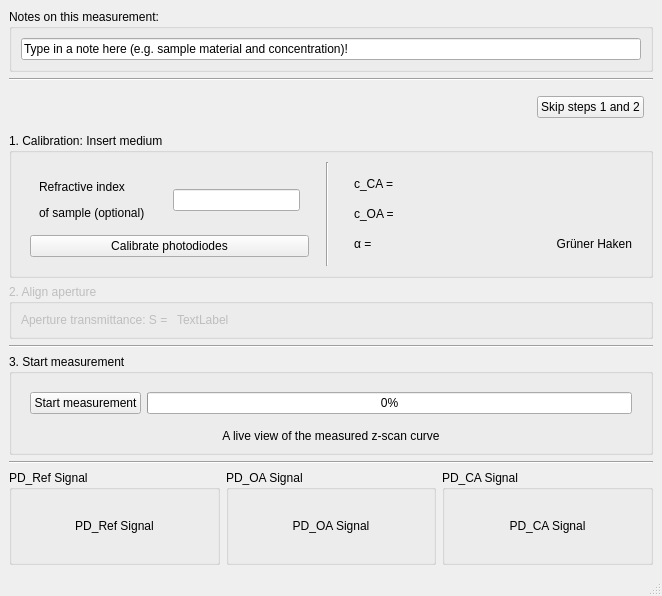
The window that gui_design/design.ui (FabianKonig/zScanMeasurementManager) describes before a commit, drawn with Qt 5.
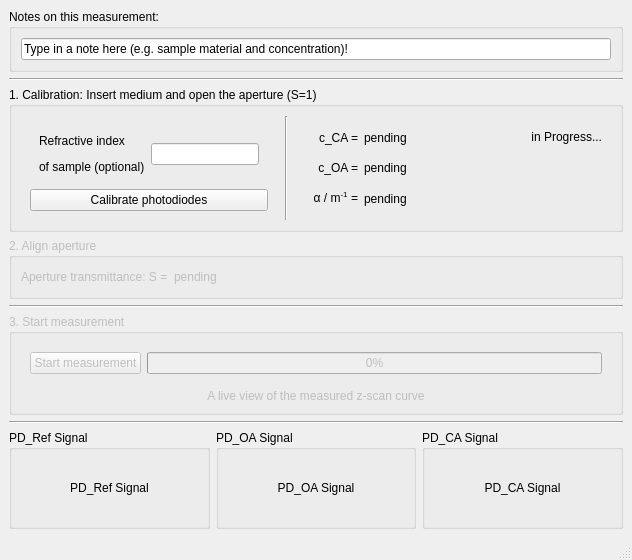
The same window after the commit.

What changed in the file:
```diff
--- a/gui_design/design.ui
+++ b/gui_design/design.ui
@@ -6,8 +6,8 @@
    <rect>
     <x>0</x>
     <y>0</y>
-    <width>662</width>
-    <height>596</height>
+    <width>632</width>
+    <height>560</height>
    </rect>
   </property>
   <property name="sizePolicy">
@@ -50,38 +50,6 @@
       </property>
      </widget>
     </item>
-    <item>
-     <widget class="QWidget" name="horizontalWidget_2" native="true">
-      <property name="sizePolicy">
-       <sizepolicy hsizetype="Preferred" vsizetype="Fixed">
-        <horstretch>0</horstretch>
-        <verstretch>0</verstretch>
-       </sizepolicy>
-      </property>
-      <layout class="QHBoxLayout" name="horizontalLayout_3">
-       <item>
-        <spacer name="horizontalSpacer_3">
-         <property name="orientation">
-          <enum>Qt::Horizontal</enum>
-         </property>
-         <property name="sizeHint" stdset="0">
-          <size>
-           <width>40</width>
-           <height>20</height>
-          </size>
-         </property>
-        </spacer>
-       </item>
-       <item>
-        <widget class="QPushButton" name="pushButton_SkipSteps12">
-         <property name="text">
-          <string>Skip steps 1 and 2</string>
-         </property>
-        </widget>
-       </item>
-      </layout>
-     </widget>
-    </item>
     <item>
      <widget class="QGroupBox" name="groupBox_Calibration">
       <property name="sizePolicy">
@@ -91,7 +59,7 @@
        </sizepolicy>
       </property>
       <property name="title">
-       <string>1. Calibration: Insert medium</string>
+       <string>1. Calibration: Insert medium and open the aperture (S=1)</string>
       </property>
       <layout class="QHBoxLayout" name="horizontalLayout_2">
        <item>
@@ -189,32 +157,58 @@
        <item>
         <widget class="QWidget" name="widgetCalibrationValues" native="true">
          <layout class="QGridLayout" name="gridLayout">
-          <item row="0" column="0">
+          <item row="1" column="3">
+           <spacer name="horizontalSpacer_3">
+            <property name="orientation">
+             <enum>Qt::Horizontal</enum>
+            </property>
+            <property name="sizeHint" stdset="0">
+             <size>
+              <width>40</width>
+              <height>20</height>
+             </size>
+            </property>
+           </spacer>
+          </item>
+          <item row="0" column="2">
+           <widget class="QLabel" name="label_cCAValue">
+            <property name="text">
+             <string>pending</string>
+            </property>
+           </widget>
+          </item>
+          <item row="0" column="1">
            <widget class="QLabel" name="label_cCA">
             <property name="text">
-             <string>c_CA = </string>
+             <string>c_CA =</string>
+            </property>
+            <property name="alignment">
+             <set>Qt::AlignRight|Qt::AlignTrailing|Qt::AlignVCenter</set>
             </property>
            </widget>
           </item>
-          <item row="2" column="0">
+          <item row="2" column="1">
            <widget class="QLabel" name="label_alpha">
             <property name="text">
-             <string>&lt;p&gt;&amp;alpha; = &lt;/p&gt;</string>
+             <string>&lt;html&gt;&lt;head/&gt;&lt;body&gt;&lt;p&gt;α / m&lt;span style=&quot; vertical-align:super;&quot;&gt;-1&lt;/span&gt; =&lt;/p&gt;&lt;/body&gt;&lt;/html&gt;</string>
             </property>
             <property name="alignment">
-             <set>Qt::AlignLeading|Qt::AlignLeft|Qt::AlignVCenter</set>
+             <set>Qt::AlignRight|Qt::AlignTrailing|Qt::AlignVCenter</set>
             </property>
            </widget>
           </item>
-          <item row="1" column="0">
+          <item row="1" column="1">
            <widget class="QLabel" name="label_cOA">
             <property name="text">
-             <string>c_OA = </string>
+             <string>c_OA =</string>
+            </property>
+            <property name="alignment">
+             <set>Qt::AlignRight|Qt::AlignTrailing|Qt::AlignVCenter</set>
             </property>
            </widget>
           </item>
-          <item row="2" column="1">
-           <widget class="QLabel" name="label_OK">
+          <item row="0" column="4">
+           <widget class="QLabel" name="label_progress">
             <property name="enabled">
              <bool>true</bool>
             </property>
@@ -223,13 +217,27 @@
 &lt;html&gt;&lt;head&gt;&lt;meta name=&quot;qrichtext&quot; content=&quot;1&quot; /&gt;&lt;style type=&quot;text/css&quot;&gt;
 p, li { white-space: pre-wrap; }
 &lt;/style&gt;&lt;/head&gt;&lt;body style=&quot; font-family:'Sans Serif'; font-size:9pt; font-weight:400; font-style:normal;&quot;&gt;
-&lt;p style=&quot; margin-top:0px; margin-bottom:0px; margin-left:0px; margin-right:0px; -qt-block-indent:0; text-indent:0px;&quot;&gt;Grüner Haken&lt;/p&gt;&lt;/body&gt;&lt;/html&gt;</string>
+&lt;p style=&quot; margin-top:0px; margin-bottom:0px; margin-left:0px; margin-right:0px; -qt-block-indent:0; text-indent:0px;&quot;&gt;in Progress...&lt;/p&gt;&lt;/body&gt;&lt;/html&gt;</string>
             </property>
             <property name="alignment">
              <set>Qt::AlignRight|Qt::AlignTrailing|Qt::AlignVCenter</set>
             </property>
            </widget>
           </item>
+          <item row="2" column="2">
+           <widget class="QLabel" name="label_alpha_VALUE">
+            <property name="text">
+             <string>pending</string>
+            </property>
+           </widget>
+          </item>
+          <item row="1" column="2">
+           <widget class="QLabel" name="label_cOAValue">
+            <property name="text">
+             <string>pending</string>
+            </property>
+           </widget>
+          </item>
          </layout>
         </widget>
        </item>
@@ -260,23 +268,30 @@
           </sizepolicy>
          </property>
          <property name="text">
-          <string>Aperture transmittance: S = </string>
+          <string>Aperture transmittance: S =</string>
          </property>
         </widget>
        </item>
        <item>
-        <widget class="QLabel" name="labelApertureSValue">
-         <property name="sizePolicy">
-          <sizepolicy hsizetype="Expanding" vsizetype="Preferred">
-           <horstretch>0</horstretch>
-           <verstretch>0</verstretch>
-          </sizepolicy>
-         </property>
+        <widget class="QLabel" name="labelApertureTransmittanceValue">
          <property name="text">
-          <string>TextLabel</string>
+          <string>pending</string>
          </property>
         </widget>
        </item>
+       <item>
+        <spacer name="horizontalSpacer_4">
+         <property name="orientation">
+          <enum>Qt::Horizontal</enum>
+         </property>
+         <property name="sizeHint" stdset="0">
+          <size>
+           <width>40</width>
+           <height>20</height>
+          </size>
+         </property>
+        </spacer>
+       </item>
       </layout>
      </widget>
     </item>
@@ -289,6 +304,9 @@
     </item>
     <item>
      <widget class="QGroupBox" name="groupBox_Measurement">
+      <property name="enabled">
+       <bool>false</bool>
+      </property>
       <property name="sizePolicy">
        <sizepolicy hsizetype="Preferred" vsizetype="Fixed">
         <horstretch>0</horstretch>
```
